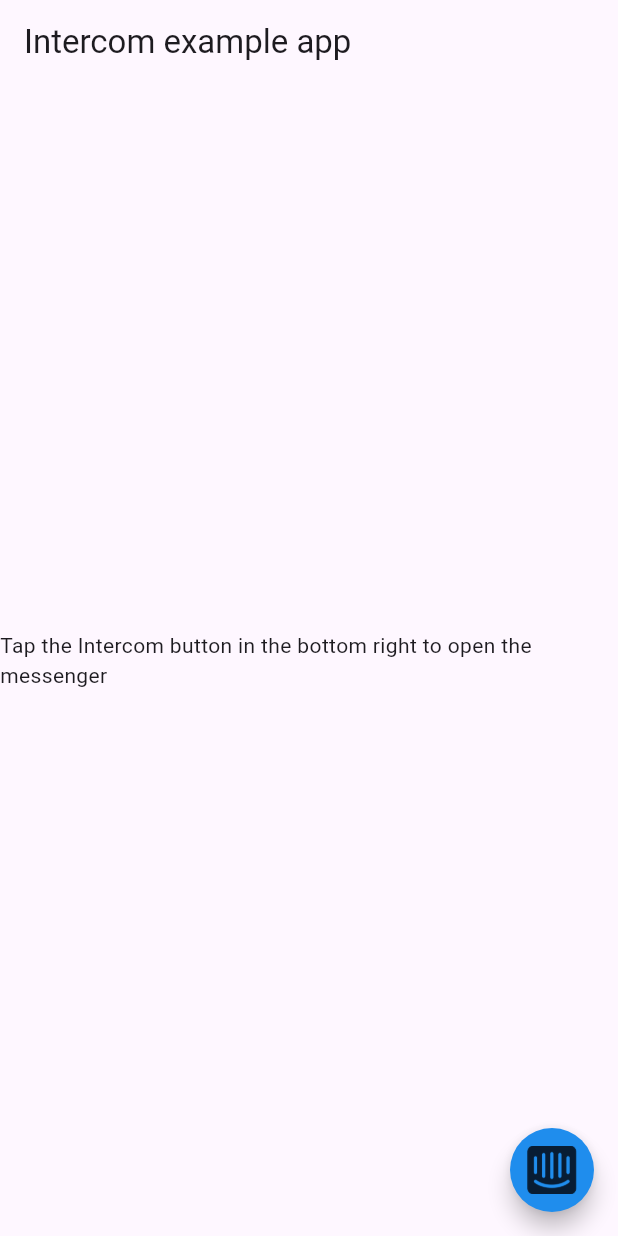
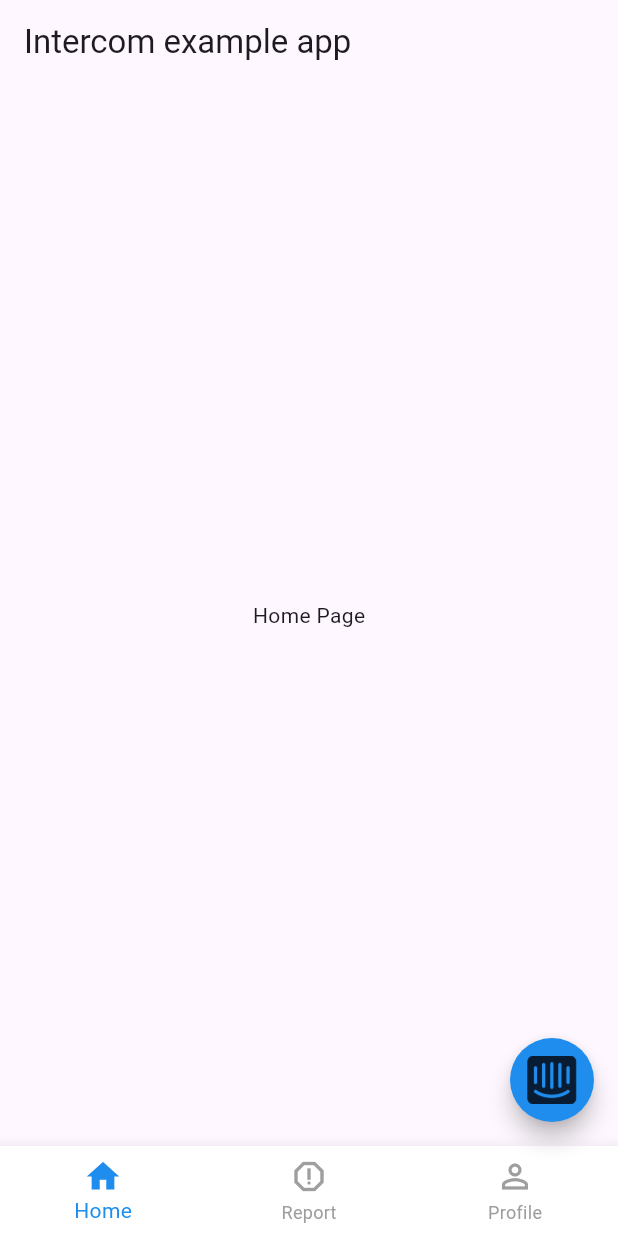
Before and after one commit to Karl-Gilmartin/urban_route, a Flutter app: the screen it shows after launch, on a phone screen of 412 x 824 dp. Run offline on Flutter 3.47's test engine with Material 3 defaults, Android fonts, the light colour scheme and no system bars; our stand-ins replace flutter_dotenv; missing offline and left inert: intercom_flutter.

Commit message:
update home page

```diff
--- a/lib/main.dart
+++ b/lib/main.dart
@@ -1,6 +1,8 @@
 import 'package:flutter/material.dart';
 import 'package:intercom_flutter/intercom_flutter.dart';
 import 'package:flutter_dotenv/flutter_dotenv.dart';
+import 'components/bottom_nav_bar.dart';
+import 'pages/report_page.dart';
 
 void main() async {
   WidgetsFlutterBinding.ensureInitialized();
@@ -21,10 +23,22 @@
   runApp(const MyApp());
 }
 
-class MyApp extends StatelessWidget {
+class MyApp extends StatefulWidget {
   const MyApp({super.key});
 
-  // This widget is the root of your application.
+  @override
+  State<MyApp> createState() => _MyAppState();
+}
+
+class _MyAppState extends State<MyApp> {
+  int _selectedIndex = 0;
+
+  void _onItemTapped(int index) {
+    setState(() {
+      _selectedIndex = index;
+    });
+  }
+
   @override
   Widget build(BuildContext context) {
     return MaterialApp(
@@ -52,8 +66,21 @@
         appBar: AppBar(
           title: const Text('Intercom example app'),
         ),
-        body: const Center(
-          child: Text('Tap the Intercom button in the bottom right to open the messenger'),
+        body: IndexedStack(
+          index: _selectedIndex,
+          children: const [
+            Center(
+              child: Text('Home Page'),
+            ),
+            ReportPage(),
+            Center(
+              child: Text('Profile Page'),
+            ),
+          ],
+        ),
+        bottomNavigationBar: BottomNavBar(
+          selectedIndex: _selectedIndex,
+          onItemTapped: _onItemTapped,
         ),
         floatingActionButton: FloatingActionButton(
           onPressed: () {
```
Also changed, not shown: lib/pages/report_page.dart (added, +74 -0 lines).
